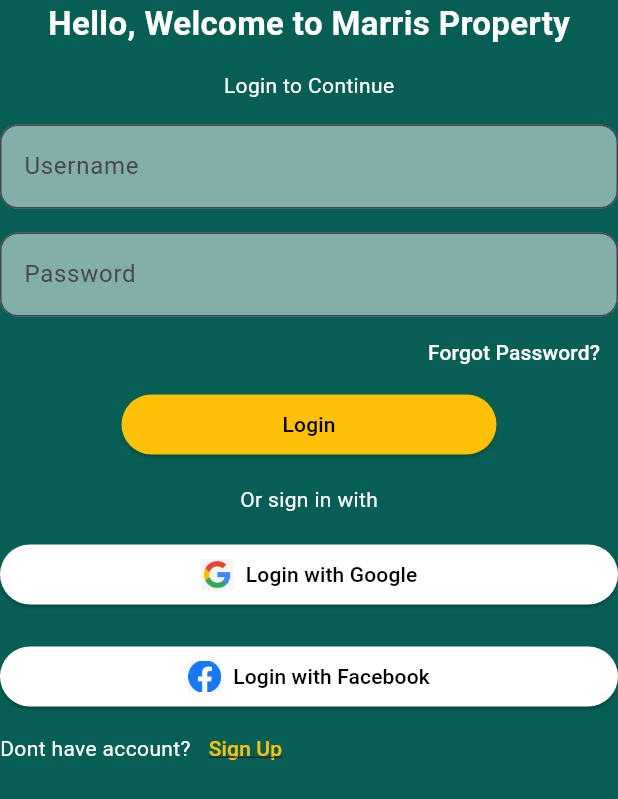
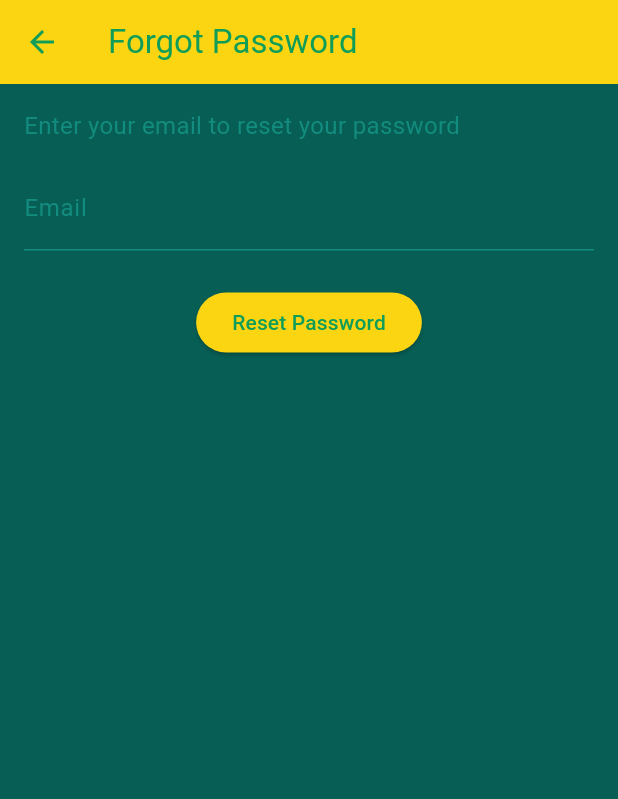
Before and after one commit to IanNmaina/property_management_group5, a Flutter app: the screen it shows after launch, after a tap on "Forgot Password?", on a phone screen of 412 x 824 dp. Shown: the top 799 px of the screen. Run offline on Flutter 3.47's test engine with Material 3 defaults, Android fonts, the phone set to English and light mode, and no system bars; our stand-ins replace sqflite; accounts and stored records are empty; Roboto replaces fonts that are missing (Urbanist).

Commit message:
forgot_password.dart added and linked ok!

```diff
--- a/lib/main.dart
+++ b/lib/main.dart
@@ -10,6 +10,7 @@ import 'pages/manage_agent.dart';
 import 'pages/properties_list.dart';
 import 'classes/unit_category.dart';
 import 'pages/signup.dart';
+import 'pages/forgot_password.dart';
 //import 'models/models.dart';
 
 void main() {
@@ -43,6 +44,7 @@ class MyApp extends StatelessWidget {
             ),
         '/property_details': (context) => const PropertyDetailsPage(),
         '/signup': (context) => const SignupPage(),
+        '/forgot_password': (context) => const ForgotPasswordPage(),
       },
       onGenerateRoute: (settings) {
         if (settings.name == '/property_list') {
--- /dev/null
+++ b/lib/pages/forgot_password.dart
@@ -0,0 +1,203 @@
+// lib/forgot_password.dart
+// ignore_for_file: unused_element
+
+import 'package:flutter/material.dart';
+import 'package:marries_property/styles/colors.dart'; //
+
+class ForgotPasswordPage extends StatelessWidget {
+  const ForgotPasswordPage({super.key});
+
+  @override
+  Widget build(BuildContext context) {
+    return Scaffold(
+      backgroundColor: AppColors.background,
+      appBar: AppBar(
+        title: const Text('Forgot Password',
+            style: TextStyle(color: AppColors.font)),
+        backgroundColor: AppColors.primary,
+        iconTheme: const IconThemeData(color: AppColors.font),
+      ),
+      body: const Padding(
+        padding: EdgeInsets.all(16.0),
+        child: ForgotPasswordForm(),
+      ),
+    );
+  }
+}
+
+class ForgotPasswordForm extends StatefulWidget {
+  const ForgotPasswordForm({super.key});
+
+  @override
+  // ignore: library_private_types_in_public_api
+  _ForgotPasswordFormState createState() => _ForgotPasswordFormState();
+}
+
+class _ForgotPasswordFormState extends State<ForgotPasswordForm> {
+  final _formKey = GlobalKey<FormState>();
+  String _email = '';
+  bool _submitted = false;
+
+  void _submit() {
+    if (_formKey.currentState?.validate() ?? false) {
+      _formKey.currentState?.save();
+      setState(() {
+        _submitted = true;
+      });
+      // Handle the password reset logic here
+      print('Email: $_email');
+    }
+
+    @override
+    Widget build(BuildContext context) {
+      return Form(
+        key: _formKey,
+        child: Column(
+          crossAxisAlignment: CrossAxisAlignment.start,
+          children: [
+            const Text(
+              'Enter your email to reset your password',
+              style: TextStyle(color: AppColors.font2, fontSize: 16),
+            ),
+            const SizedBox(height: 16),
+            TextFormField(
+              decoration: const InputDecoration(
+                labelText: 'Email',
+                labelStyle: TextStyle(color: AppColors.font2),
+                enabledBorder: UnderlineInputBorder(
+                  borderSide: BorderSide(color: AppColors.font2),
+                ),
+                focusedBorder: UnderlineInputBorder(
+                  borderSide: BorderSide(color: AppColors.green),
+                ),
+              ),
+              keyboardType: TextInputType.emailAddress,
+              onSaved: (value) {
+                _email = value ?? '';
+              },
+              validator: (value) {
+                if (value == null || value.isEmpty) {
+                  return 'Please enter your email';
+                }
+                if (!RegExp(r'^[^@]+@[^@]+\.[^@]+').hasMatch(value)) {
+                  return 'Please enter a valid email address';
+                }
+                return null;
+              },
+            ),
+            const SizedBox(height: 24),
+            Center(
+              child: ElevatedButton(
+                onPressed: _submit,
+                style: ElevatedButton.styleFrom(
+                  foregroundColor: AppColors.font,
+                  backgroundColor: AppColors.primary,
+                  disabledBackgroundColor: AppColors.disableButton,
+                  disabledForegroundColor: AppColors.disablefont,
+                ),
+                child: const Text('Reset Password'),
+              ),
+            ),
+            if (_submitted)
+              Center(
+                child: Column(
+                  children: [
+                    const Text(
+                      'One of our team members will get back to you within 5 minutes',
+                      style: TextStyle(color: AppColors.green, fontSize: 16),
+                      textAlign: TextAlign.center,
+                    ),
+                    const SizedBox(height: 8),
+                    Text(
+                      'Email: $_email',
+                      style: const TextStyle(color: AppColors.font2),
+                    ),
+                    Text(
+                      'Time: ${DateTime.now()}',
+                      style: const TextStyle(color: AppColors.font2),
+                    ),
+                  ],
+                ),
+              ),
+          ],
+        ),
+      );
+    }
+  }
+
+  @override
+  Widget build(BuildContext context) {
+    return Form(
+      key: _formKey,
+      child: Column(
+        crossAxisAlignment: CrossAxisAlignment.start,
+        children: [
+          const Text(
+            'Enter your email to reset your password',
+            style: TextStyle(color: AppColors.font2, fontSize: 16),
+          ),
+          const SizedBox(height: 16),
+          TextFormField(
+            decoration: const InputDecoration(
+              labelText: 'Email',
+              labelStyle: TextStyle(color: AppColors.font2),
+              enabledBorder: UnderlineInputBorder(
+                borderSide: BorderSide(color: AppColors.font2),
+              ),
+              focusedBorder: UnderlineInputBorder(
+                borderSide: BorderSide(color: AppColors.green),
+              ),
+            ),
+            keyboardType: TextInputType.emailAddress,
+            onSaved: (value) {
+              _email = value ?? '';
+            },
+            validator: (value) {
+              if (value == null || value.isEmpty) {
+                return 'Please enter your email';
+              }
+              if (!RegExp(r'^[^@]+@[^@]+\.[^@]+').hasMatch(value)) {
+                return 'Please enter a valid email address';
+              }
+              return null;
+            },
+          ),
+          const SizedBox(height: 24),
+          Center(
+            child: ElevatedButton(
+              onPressed: _submit,
+              style: ElevatedButton.styleFrom(
+                foregroundColor: AppColors.font,
+                backgroundColor: AppColors.primary,
+                disabledBackgroundColor: AppColors.disableButton,
+                disabledForegroundColor: AppColors.disablefont,
+              ),
+              child: const Text('Reset Password'),
+            ),
+          ),
+          if (_submitted)
+            Center(
+              child: Column(
+                children: [
+                  const Text(
+                    'One of our team members will get back to you within 5 minutes',
+                    style: TextStyle(color: AppColors.green, fontSize: 16),
+                    textAlign: TextAlign.center,
+                  ),
+                  const SizedBox(height: 8),
+                  Text(
+                    'Email: $_email',
+                    style: const TextStyle(color: AppColors.font2),
+                  ),
+                  Text(
+                    'Time: ${DateTime.now()}',
+                    style: const TextStyle(color: AppColors.font2),
+                  ),
+                ],
+              ),
+            ),
+        ],
+      ),
+    );
+  }
+}
--- a/lib/pages/login.dart
+++ b/lib/pages/login.dart
@@ -68,7 +68,7 @@ class LoginPage extends StatelessWidget {
               alignment: Alignment.centerRight,
               child: TextButton(
                 onPressed: () {
-                  print('Forgot is Clicked');
+                  Navigator.pushNamed(context, '/forgot_password');
                 },
                 style: TextButton.styleFrom(
                   foregroundColor: Colors.white,
```
Also changed, not shown: lib/pages/f.dart (added).
